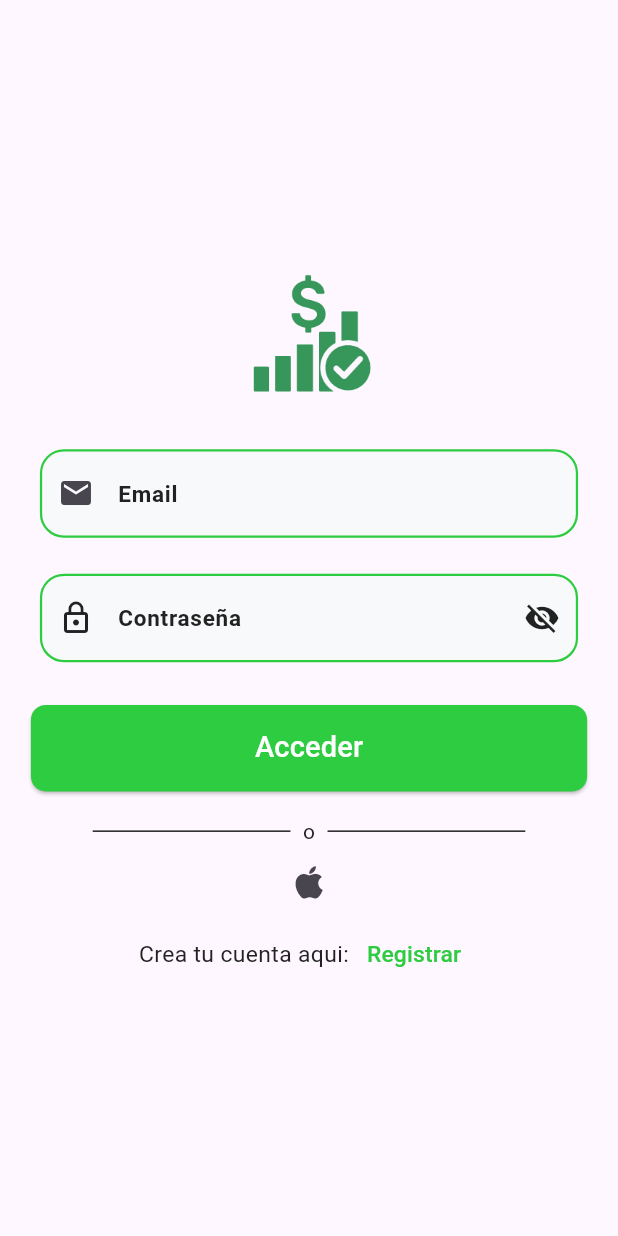
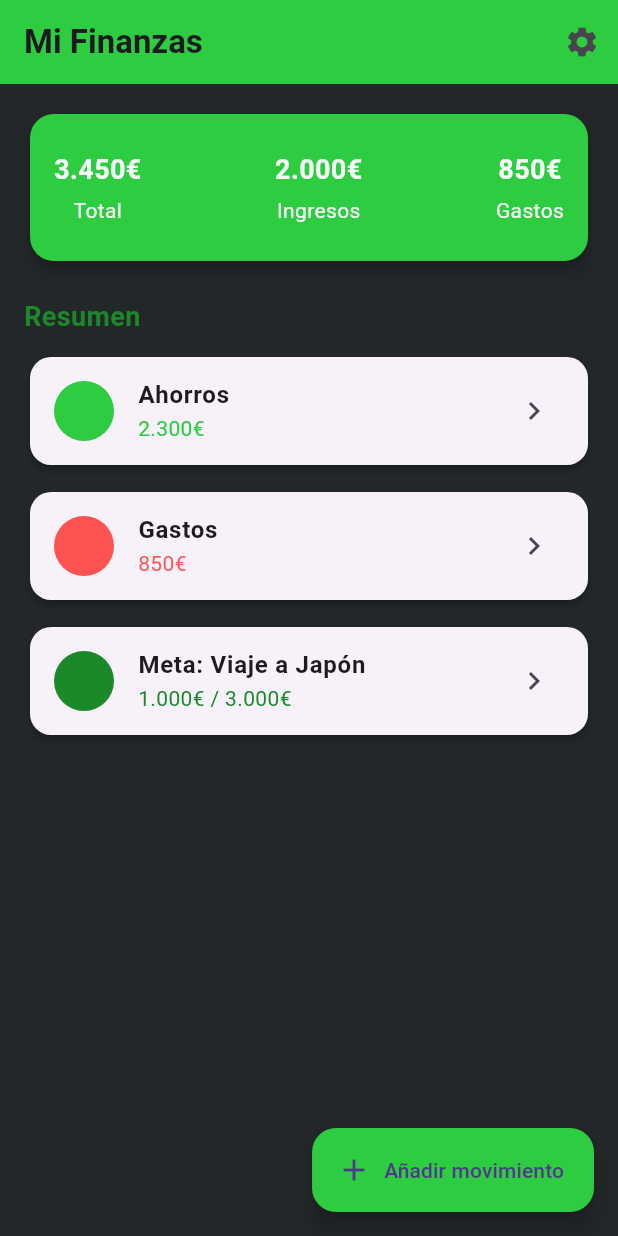
Before and after one commit to joseaej/MoneyToring, a Flutter app: the screen it shows after launch, after a tap on "Saltar", after a tap on "¡Empezar!", on a phone screen of 412 x 824 dp. Run offline on Flutter 3.47's test engine with Material 3 defaults, Android fonts, the phone set to English and light mode, and no system bars; our stand-ins replace firebase_auth, firebase_core, flutter_svg, introduction_screen, sizer; accounts and stored records are empty; network calls fail.

```diff
--- /dev/null
+++ b/lib/home/home_page.dart
@@ -0,0 +1,164 @@
+import 'package:flutter/material.dart';
+import 'package:moneytoring/utils/theme.dart';
+
+class HomePage extends StatelessWidget {
+  const HomePage({super.key});
+
+  @override
+  Widget build(BuildContext context) {
+    return Scaffold(
+      backgroundColor: AppColors.backgroundDark,
+      appBar: AppBar(
+        backgroundColor: AppColors.green,
+        elevation: 0,
+        title: const Text(
+          'Mi Finanzas',
+          style: TextStyle(fontWeight: FontWeight.bold),
+        ),
+        actions: [
+          IconButton(
+            icon: const Icon(Icons.settings),
+            onPressed: () {
+              Navigator.pushReplacementNamed(context, "/settings");
+            },
+          ),
+        ],
+      ),
+      body: Padding(
+        padding: const EdgeInsets.all(16.0),
+        child: Column(
+          children: [
+            _SummaryCard(),
+            const SizedBox(height: 20),
+            _SectionTitle('Resumen'),
+            const SizedBox(height: 10),
+            _FinanceCard(
+              title: 'Ahorros',
+              amount: '2.300€',
+              icon: Icons.savings,
+              color: AppColors.green,
+            ),
+            const SizedBox(height: 10),
+            _FinanceCard(
+              title: 'Gastos',
+              amount: '850€',
+              icon: Icons.trending_down,
+              color: Colors.redAccent,
+            ),
+            const SizedBox(height: 10),
+            _FinanceCard(
+              title: 'Meta: Viaje a Japón',
+              amount: '1.000€ / 3.000€',
+              icon: Icons.flag,
+              color: AppColors.darkGreen,
+            ),
+          ],
+        ),
+      ),
+      floatingActionButton: FloatingActionButton.extended(
+        onPressed: () {},
+        backgroundColor: AppColors.green,
+        icon: const Icon(Icons.add),
+        label: const Text('Añadir movimiento'),
+      ),
+    );
+  }
+}
+
+class _SummaryCard extends StatelessWidget {
+  @override
+  Widget build(BuildContext context) {
+    return Card(
+      shape: RoundedRectangleBorder(borderRadius: BorderRadius.circular(16)),
+      color: AppColors.green,
+      elevation: 4,
+      child: Padding(
+        padding: const EdgeInsets.symmetric(vertical: 24, horizontal: 16),
+        child: Row(
+          mainAxisAlignment: MainAxisAlignment.spaceBetween,
+          children: [
+            _SummaryItem(title: 'Total', value: '3.450€'),
+            _SummaryItem(title: 'Ingresos', value: '2.000€'),
+            _SummaryItem(title: 'Gastos', value: '850€'),
+          ],
+        ),
+      ),
+    );
+  }
+}
+
+class _SummaryItem extends StatelessWidget {
+  final String title;
+  final String value;
+
+  const _SummaryItem({required this.title, required this.value});
+
+  @override
+  Widget build(BuildContext context) {
+    return Column(
+      children: [
+        Text(value,
+            style: const TextStyle(
+              fontSize: 18,
+              fontWeight: FontWeight.bold,
+              color: AppColors.backgroundLight,
+            )),
+        const SizedBox(height: 4),
+        Text(title, style: const TextStyle(color: AppColors.backgroundLight)),
+      ],
+    );
+  }
+}
+
+class _FinanceCard extends StatelessWidget {
+  final String title;
+  final String amount;
+  final IconData icon;
+  final Color color;
+
+  const _FinanceCard({
+    required this.title,
+    required this.amount,
+    required this.icon,
+    required this.color,
+  });
+
+  @override
+  Widget build(BuildContext context) {
+    return Card(
+      elevation: 2,
+      shape: RoundedRectangleBorder(borderRadius: BorderRadius.circular(14)),
+      child: ListTile(
+        leading: CircleAvatar(
+          backgroundColor: color,
+          child: Icon(icon, color: color),
+        ),
+        title: Text(title, style: const TextStyle(fontWeight: FontWeight.bold)),
+        subtitle: Text(amount, style: TextStyle(color: color)),
+        trailing: const Icon(Icons.chevron_right),
+        onTap: () {},
+      ),
+    );
+  }
+}
+
+class _SectionTitle extends StatelessWidget {
+  final String text;
+
+  const _SectionTitle(this.text);
+
+  @override
+  Widget build(BuildContext context) {
+    return Row(
+      children: [
+        Text(
+          text,
+          style: const TextStyle(
+              fontSize: 18,
+              fontWeight: FontWeight.bold,
+              color: AppColors.darkGreen),
+        ),
+      ],
+    );
+  }
+}
--- a/lib/main.dart
+++ b/lib/main.dart
@@ -2,7 +2,9 @@ import 'package:flutter/material.dart';
 import 'package:moneytoring/auth/login_page.dart';
 import 'package:moneytoring/auth/register_page.dart';
 import 'package:firebase_core/firebase_core.dart';
+import 'package:moneytoring/home/home_page.dart';
 import 'package:moneytoring/onboarding/onboarding_page.dart';
+import 'package:moneytoring/settings/settings_page.dart';
 import 'package:sizer/sizer.dart';
 import 'firebase_options.dart';
 
@@ -26,6 +28,8 @@ class MainApp extends StatelessWidget {
             '/login': (context) => LoginPage(),
             '/register': (context) => RegisterPage(),
             '/onboarding': (context) => OnBoardingPage(),
+            '/home': (context) => HomePage(),
+            '/settings': (context) => SettingsPage(),
           },
           initialRoute: '/onboarding',
         );
--- a/lib/onboarding/onboarding_page.dart
+++ b/lib/onboarding/onboarding_page.dart
@@ -8,7 +8,7 @@ class OnBoardingPage extends StatelessWidget {
   const OnBoardingPage({super.key});
 
   void _onIntroEnd(BuildContext context) {
-    Navigator.of(context).pushReplacementNamed('/login');
+    Navigator.of(context).pushReplacementNamed('/home');
   }
 
   @override
```
Also changed, not shown: lib/models/settings.dart (added, +30 -0 lines), lib/settings/settings_page.dart (added, +127 -0 lines), lib/widget/dialogs/alert_dialog.dart (added, +51 -0 lines).
